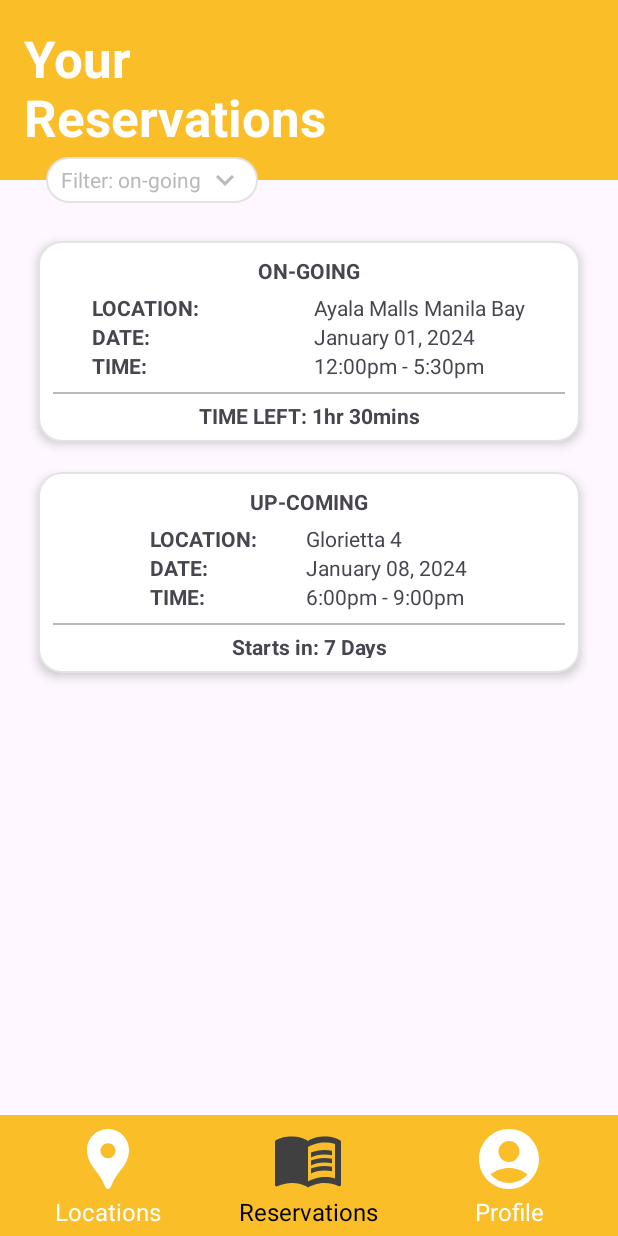
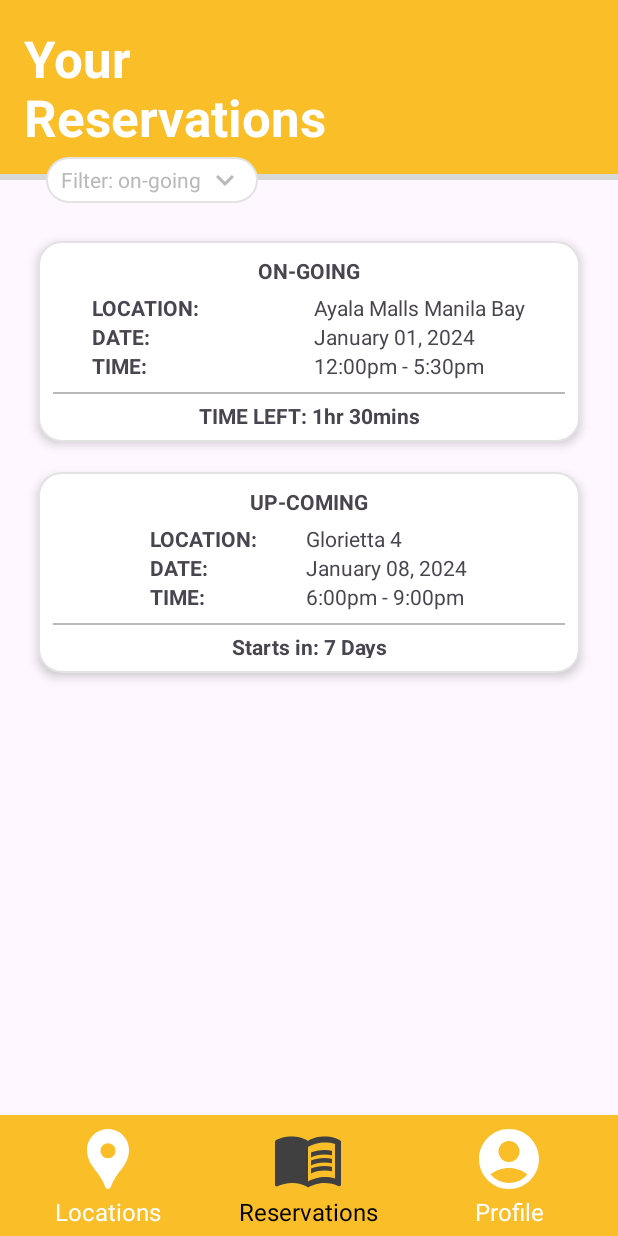
Before and after one commit to NicHerce/MOBDEV-MCO, an Android app: the ReservationsActivity screen opened directly, with no data from a screen before it, on a phone screen of 412 x 824 dp. Run offline under Robolectric (Android 15) with nearby library versions, the phone set to English and light mode, and no system bars.

Commit message:
>Updated the Reservations Activity appearance >Changed the color of the android phone status bar to yellow to match the color of the app.

```diff
--- a/app/src/main/AndroidManifest.xml
+++ b/app/src/main/AndroidManifest.xml
@@ -6,9 +6,9 @@
         android:allowBackup="true"
         android:dataExtractionRules="@xml/data_extraction_rules"
         android:fullBackupContent="@xml/backup_rules"
-        android:icon="@mipmap/ic_launcher"
+        android:icon="@drawable/parkr_logo"
         android:label="@string/app_name"
-        android:roundIcon="@mipmap/ic_launcher_round"
+        android:roundIcon="@drawable/parkr_logo"
         android:supportsRtl="true"
         android:theme="@style/Theme.MOBDEV_MCO"
         tools:targetApi="31">
--- a/app/src/main/java/com/mobdeve/s12/group9/mobdev_mco/ReserveLocationActivity.kt
+++ b/app/src/main/java/com/mobdeve/s12/group9/mobdev_mco/ReserveLocationActivity.kt
@@ -27,7 +27,7 @@ class ReserveLocationActivity : AppCompatActivity() {
         setContentView(reserveLocationBinding.root)
 
         Log.d(TAG, intent.getStringExtra(ReserveLocationActivity.nameKey).toString())
-        reserveLocationBinding.locationNameTv.setText(intent.getStringExtra(ReserveLocationActivity.nameKey))
+        reserveLocationBinding.tvLocationName.setText(intent.getStringExtra(ReserveLocationActivity.nameKey))
         Log.d(TAG, "reserve location id 2 =" + intent.getIntExtra(ReserveLocationActivity.imageIdKey, 0))
 //        2131230962
         reserveLocationBinding.locationImageTv.setImageResource(intent.getIntExtra(ReserveLocationActivity.imageIdKey, 0))
@@ -35,8 +35,8 @@ class ReserveLocationActivity : AppCompatActivity() {
 
         reserveLocationBinding.reserveBtn.setOnClickListener(View.OnClickListener{
             val intent: Intent = Intent()
-            intent.putExtra(ReserveLocationActivity.nameKey, reserveLocationBinding.locationNameTv.text.toString())
-            intent.putExtra(ReserveLocationActivity.nameKey, reserveLocationBinding.locationImageTv.id)
+            intent.putExtra(ReserveLocationActivity.nameKey, reserveLocationBinding.tvLocationName.text.toString())
+            intent.putExtra(ReserveLocationActivity.nameKey, reserveLocationBinding.tvLocationName.id)
             intent.putExtra(ReserveLocationActivity.nameKey, position)
 
             setResult(Activity.RESULT_OK, intent)
--- /dev/null
+++ b/app/src/main/res/drawable/shadow_yellow_background.xml
@@ -0,0 +1,16 @@
+<?xml version="1.0" encoding="utf-8"?>
+<!-- shadow_drawable.xml -->
+<layer-list xmlns:android="http://schemas.android.com/apk/res/android">
+    <!-- Bottom shadow -->
+    <item>
+        <shape android:shape="rectangle">
+            <solid android:color="#d8d8d8" />
+        </shape>
+    </item>
+    <!-- top color -->
+    <item android:bottom="6px">
+        <shape android:shape="rectangle">
+            <solid android:color="#F9BE28" />
+        </shape>
+    </item>
+</layer-list>
--- a/app/src/main/res/drawable/yellow_background.xml
+++ b/app/src/main/res/drawable/yellow_background.xml
@@ -2,7 +2,6 @@
 <selector xmlns:android="http://schemas.android.com/apk/res/android">
 <item>
     <shape>
-<!--        <gradient android:startColor="#F9BE28" android:endColor="#F0E68C" android:angle="90"/>-->
         <solid android:color="#F9BE28" />
     </shape>
 </item>
--- a/app/src/main/res/layout/activity_view_reservations.xml
+++ b/app/src/main/res/layout/activity_view_reservations.xml
@@ -10,18 +10,21 @@
     <androidx.constraintlayout.widget.ConstraintLayout
         android:id="@+id/Header"
         android:layout_width="match_parent"
-        android:layout_height="wrap_content">
+        android:layout_height="wrap_content"
+        android:elevation="4dp">
 
         <ImageView
             android:id="@+id/ivHomeHeader"
             android:layout_width="match_parent"
             android:layout_height="120dp"
             android:layout_weight="1"
+            app:layout_constraintBottom_toBottomOf="parent"
             app:layout_constraintEnd_toEndOf="parent"
-            app:layout_constraintHorizontal_bias="1.0"
+            app:layout_constraintHorizontal_bias="0.0"
             app:layout_constraintStart_toStartOf="parent"
             app:layout_constraintTop_toTopOf="parent"
-            app:srcCompat="@drawable/yellow_background" />
+            app:layout_constraintVertical_bias="0.0"
+            app:srcCompat="@drawable/shadow_yellow_background" />
 
         <TextView
             android:id="@+id/tvLocationsHeader"
--- a/app/src/main/res/values/themes.xml
+++ b/app/src/main/res/values/themes.xml
@@ -3,11 +3,15 @@
     <style name="Base.Theme.MOBDEV_MCO" parent="Theme.Material3.DayNight.NoActionBar">
         <!-- Customize your light theme here. -->
         <!-- <item name="colorPrimary">@color/my_light_primary</item> -->
+
+        <!--changes the color of the status bar-->
+        <item name="android:statusBarColor">#F9BE28</item>
     </style>
 
     <style name="Theme.MOBDEV_MCO" parent="Base.Theme.MOBDEV_MCO" />
 
     <style name="Theme.MOBDEV_MCO.NoActionBar">
+        <item name="android:statusBarColor">#F9BE28</item>
         <item name="windowActionBar">false</item>
         <item name="windowNoTitle">true</item>
     </style>
```
Also changed, not shown: app/src/main/java/com/mobdeve/s12/group9/mobdev_mco/LocationActivity.kt (+3 -13 lines), app/src/main/res/layout/activity_reserve_location.xml (+16 -8 lines).
